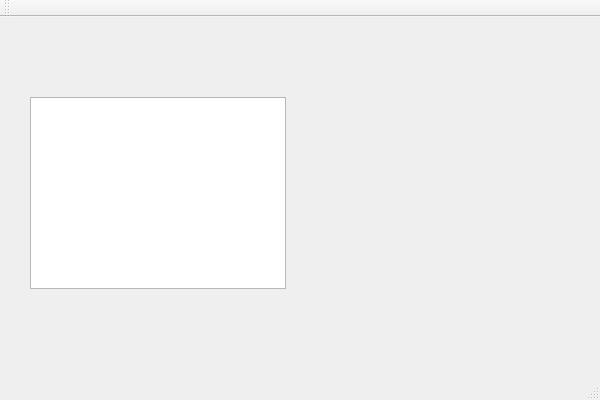
skyrimax/GPA434_Lab3_Simulation_Ecosysteme, file Symulation_Ecosysteme/Symulation_Ecosysteme/SimulationMainWindow.ui: the form before one commit.
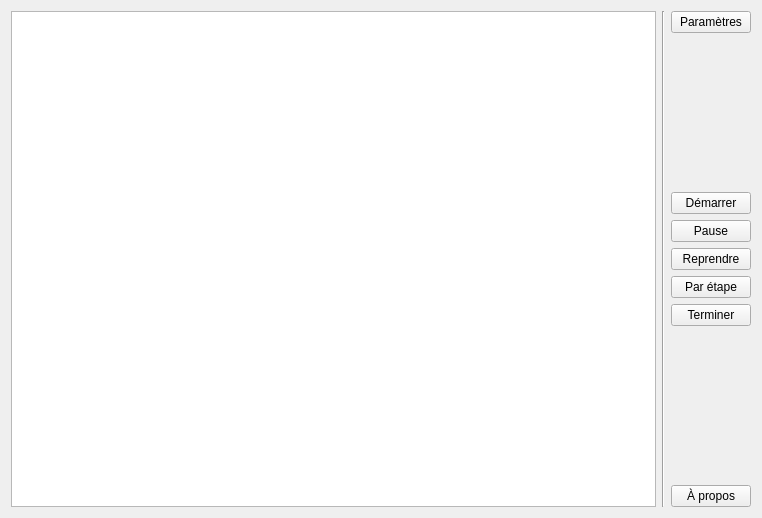
The form after the commit.

Commit message: Fenetre MainWindown fini, Fenêtre paramêtre partiellement fini

```diff
--- a/Symulation_Ecosysteme/Symulation_Ecosysteme/SimulationMainWindow.ui
+++ b/Symulation_Ecosysteme/Symulation_Ecosysteme/SimulationMainWindow.ui
@@ -6,44 +6,110 @@
    <rect>
     <x>0</x>
     <y>0</y>
-    <width>600</width>
-    <height>400</height>
+    <width>762</width>
+    <height>518</height>
    </rect>
   </property>
   <property name="windowTitle">
    <string>SimulationMainWindow</string>
   </property>
   <widget class="QWidget" name="centralWidget">
-   <widget class="QGraphicsView" name="graphicsView">
-    <property name="geometry">
-     <rect>
-      <x>30</x>
-      <y>80</y>
-      <width>256</width>
-      <height>192</height>
-     </rect>
-    </property>
-   </widget>
+   <layout class="QHBoxLayout" name="horizontalLayout_2">
+    <item>
+     <layout class="QHBoxLayout" name="horizontalLayout">
+      <item>
+       <widget class="QGraphicsView" name="graphicsView"/>
+      </item>
+      <item>
+       <widget class="Line" name="line">
+        <property name="orientation">
+         <enum>Qt::Vertical</enum>
+        </property>
+       </widget>
+      </item>
+      <item>
+       <layout class="QVBoxLayout" name="verticalLayout">
+        <item>
+         <widget class="QPushButton" name="parameterButton">
+          <property name="text">
+           <string>Paramètres</string>
+          </property>
+         </widget>
+        </item>
+        <item>
+         <spacer name="verticalSpacer_2">
+          <property name="orientation">
+           <enum>Qt::Vertical</enum>
+          </property>
+          <property name="sizeHint" stdset="0">
+           <size>
+            <width>20</width>
+            <height>40</height>
+           </size>
+          </property>
+         </spacer>
+        </item>
+        <item>
+         <widget class="QPushButton" name="startButton">
+          <property name="text">
+           <string>Démarrer</string>
+          </property>
+         </widget>
+        </item>
+        <item>
+         <widget class="QPushButton" name="pauseButton">
+          <property name="text">
+           <string>Pause</string>
+          </property>
+         </widget>
+        </item>
+        <item>
+         <widget class="QPushButton" name="resumeButton">
+          <property name="text">
+           <string>Reprendre</string>
+          </property>
+         </widget>
+        </item>
+        <item>
+         <widget class="QPushButton" name="stepButton">
+          <property name="text">
+           <string>Par étape</string>
+          </property>
+         </widget>
+        </item>
+        <item>
+         <widget class="QPushButton" name="stopButton">
+          <property name="text">
+           <string>Terminer</string>
+          </property>
+         </widget>
+        </item>
+        <item>
+         <spacer name="verticalSpacer">
+          <property name="orientation">
+           <enum>Qt::Vertical</enum>
+          </property>
+          <property name="sizeHint" stdset="0">
+           <size>
+            <width>20</width>
+            <height>40</height>
+           </size>
+          </property>
+         </spacer>
+        </item>
+        <item>
+         <widget class="QPushButton" name="AProposButton">
+          <property name="text">
+           <string>À propos</string>
+          </property>
+         </widget>
+        </item>
+       </layout>
+      </item>
+     </layout>
+    </item>
+   </layout>
   </widget>
-  <widget class="QMenuBar" name="menuBar">
-   <property name="geometry">
-    <rect>
-     <x>0</x>
-     <y>0</y>
-     <width>600</width>
-     <height>21</height>
-    </rect>
-   </property>
-  </widget>
-  <widget class="QToolBar" name="mainToolBar">
-   <attribute name="toolBarArea">
-    <enum>TopToolBarArea</enum>
-   </attribute>
-   <attribute name="toolBarBreak">
-    <bool>false</bool>
-   </attribute>
-  </widget>
-  <widget class="QStatusBar" name="statusBar"/>
  </widget>
  <layoutdefault spacing="6" margin="11"/>
  <resources>
```
Left out of the diff: 22 changed lines with no effect on the pictures. The commit also changes 9 other files.
